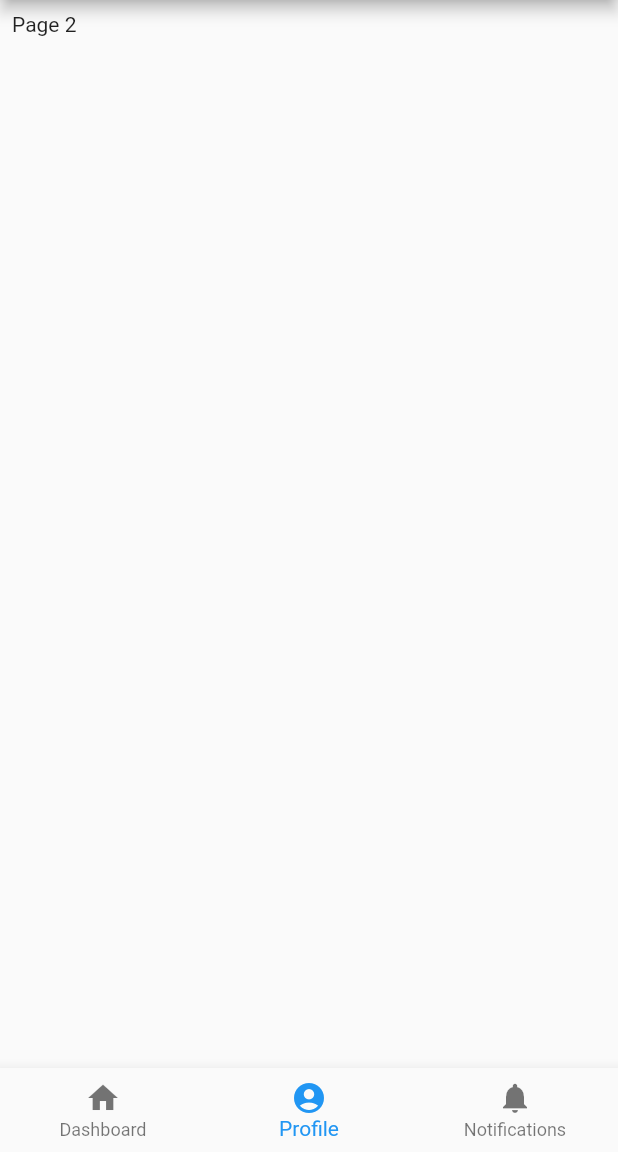
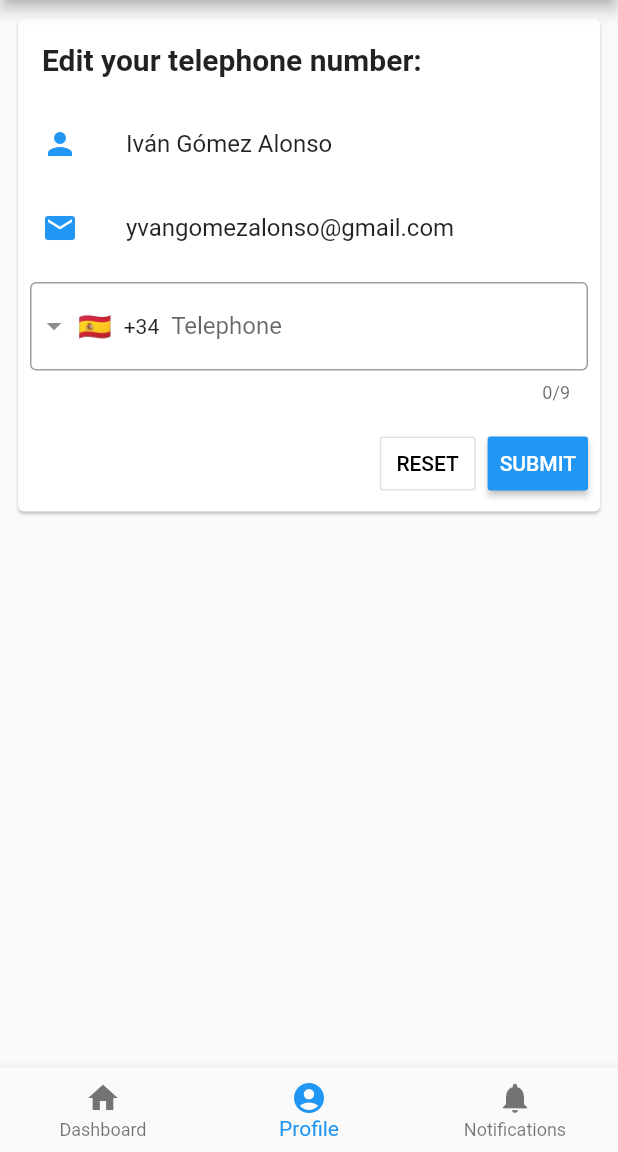
Before and after one commit to igomezal/en_garde, a Flutter app: the screen it shows after launch, item 2 of the bottom bar chosen, on a phone screen of 412 x 824 dp, the part 84-1236 px from its top. Run offline on Flutter 3.47's test engine with Material 2 defaults, Android fonts, the phone set to English and light mode, and no system bars; drawn by our look-alikes of intl_phone_field; missing offline and left inert: phone_number.

Commit message:
feat: basic profile page

```diff
--- a/lib/main.dart
+++ b/lib/main.dart
@@ -1,5 +1,6 @@
 import 'package:flutter/material.dart';
 import 'package:en_garde_flutter/views/Dashboard.dart';
+import 'package:en_garde_flutter/views/Profile.dart';
 
 void main() {
   runApp(MyApp());
@@ -48,7 +49,7 @@ class _MyHomePageState extends State<MyHomePage> {
             index: _selectedIndex,
             children: [
               Dashboard(),
-              Text('Page 2'),
+              Profile(),
               Text('Page 3'),
             ],
           )),
--- /dev/null
+++ b/lib/views/Profile.dart
@@ -0,0 +1,11 @@
+import 'package:en_garde_flutter/widgets/EditProfile.dart';
+import 'package:flutter/material.dart';
+
+class Profile extends StatelessWidget {
+  @override
+  Widget build(BuildContext context) {
+    return Column(
+      children: [EditProfile()],
+    );
+  }
+}
--- /dev/null
+++ b/lib/widgets/EditProfile.dart
@@ -0,0 +1,82 @@
+import 'package:flutter/material.dart';
+import 'package:flutter/services.dart';
+import 'package:intl_phone_field/intl_phone_field.dart';
+import 'package:phone_number/phone_number.dart';
+
+class EditProfile extends StatefulWidget {
+  @override
+  _EditProfile createState() => _EditProfile();
+}
+
+class _EditProfile extends State<EditProfile> {
+  bool _notValid = false;
+
+  _changeNotValid(bool notValid) {
+    setState(() {
+      _notValid = notValid;
+    });
+  }
+
+  @override
+  Widget build(BuildContext context) {
+    return Card(
+      child: Column(children: [
+        const ListTile(
+          title: Text(
+            'Edit your telephone number:',
+            style: TextStyle(fontSize: 20, fontWeight: FontWeight.bold),
+          ),
+        ),
+        const ListTile(
+          leading: Icon(
+            Icons.person,
+            color: Colors.blue,
+          ),
+          title: Text('Iván Gómez Alonso'),
+        ),
+        const ListTile(
+          leading: Icon(Icons.mail, color: Colors.blue),
+          title: Text('yvangomezalonso@gmail.com'),
+        ),
+        Container(
+          padding: EdgeInsets.all(8),
+          child: IntlPhoneField(
+            decoration: InputDecoration(
+              border: OutlineInputBorder(),
+              labelText: 'Telephone',
+              errorText: _notValid ? 'Provide a valid telephone number.' : null,
+            ),
+            onChanged: (telephone) async {
+              _notValid = true;
+              try {
+                await PhoneNumber().parse(telephone.completeNumber);
+                _changeNotValid(false);
+              } on PlatformException catch (e) {
+                _changeNotValid(true);
+                print(e);
+              }
+              print(telephone.completeNumber);
+            },
+            initialCountryCode: 'ES',
+          ),
+        ),
+        ButtonBar(
+          children: [
+            OutlineButton(
+              color: Colors.black,
+              textColor: Colors.black,
+              child: const Text('RESET'),
+              onPressed: () {},
+            ),
+            RaisedButton(
+              color: Colors.blue,
+              textColor: Colors.white,
+              child: const Text('SUBMIT'),
+              onPressed: () {},
+            )
+          ],
+        )
+      ]),
+    );
+  }
+}
--- a/pubspec.yaml
+++ b/pubspec.yaml
@@ -23,6 +23,8 @@ environment:
 dependencies:
   flutter:
     sdk: flutter
+  intl_phone_field: ^1.3.0
+  phone_number: ^0.6.2+4
 
 
   # The following adds the Cupertino Icons font to your application.
```
